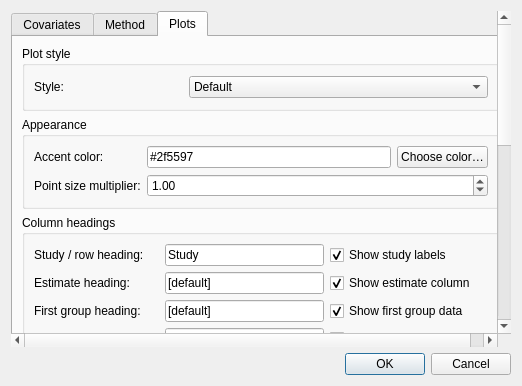
This is src/rc_metastudio/forms/analysis_setup_dialog.ui in AliSalman-et-al/rc-metastudio as Qt 5 draws it before an edit. The edited form follows.
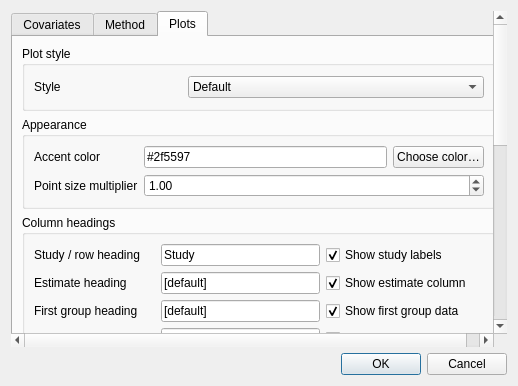
This is the edited form. The open tabs and pages were chosen to show the change. Icons and pictures are not drawn. Custom widgets are drawn as their Qt base class.

What changed in the file:
```diff
--- a/src/rc_metastudio/forms/analysis_setup_dialog.ui
+++ b/src/rc_metastudio/forms/analysis_setup_dialog.ui
@@ -75,7 +75,7 @@
          <item row="0" column="0">
           <widget class="QLabel" name="method_lbl">
            <property name="text">
-            <string>Analysis method:</string>
+            <string>Analysis method</string>
            </property>
            <property name="alignment">
             <set>Qt::AlignCenter</set>
@@ -139,7 +139,7 @@
           <item row="0" column="0">
            <widget class="QLabel" name="style_label">
             <property name="text">
-             <string>Style:</string>
+             <string>Style</string>
             </property>
            </widget>
           </item>
@@ -174,7 +174,7 @@
           <item row="0" column="0">
           <widget class="QLabel" name="accent_label">
             <property name="text">
-            <string>Accent color:</string>
+            <string>Accent color</string>
            </property>
            <property name="buddy"><cstring>accent_color</cstring></property>
            </widget>
@@ -199,7 +199,7 @@
           <item row="1" column="0">
            <widget class="QLabel" name="point_size_label">
             <property name="text">
-             <string>Point size multiplier:</string>
+             <string>Point size multiplier</string>
             </property>
            </widget>
           </item>
@@ -239,7 +239,7 @@
                <string>Text for column title that appears on forest plot</string>
               </property>
               <property name="text">
-               <string>Study / row heading:</string>
+               <string>Study / row heading</string>
               </property>
              </widget>
             </item>
@@ -266,7 +266,7 @@
                <string>Text for column title that appears on forest plot</string>
               </property>
               <property name="text">
-               <string>Estimate heading:</string>
+               <string>Estimate heading</string>
               </property>
              </widget>
             </item>
@@ -293,7 +293,7 @@
                <string>Text for column title that appears on forest plot</string>
               </property>
               <property name="text">
-               <string>First group heading:</string>
+               <string>First group heading</string>
               </property>
              </widget>
             </item>
@@ -320,7 +320,7 @@
                <string>Text for column title that appears on forest plot</string>
               </property>
               <property name="text">
-               <string>Second group heading:</string>
+               <string>Second group heading</string>
               </property>
              </widget>
             </item>
@@ -365,7 +365,7 @@
           <item row="1" column="0">
            <widget class="QLabel" name="headers_label">
             <property name="text">
-             <string>Show headers:</string>
+             <string>Show headers</string>
             </property>
            </widget>
           </item>
@@ -397,7 +397,7 @@
          <item row="0" column="0">
           <widget class="QLabel" name="label_7">
            <property name="text">
-            <string>X-axis label:</string>
+            <string>X-axis label</string>
            </property>
           </widget>
          </item>
@@ -411,7 +411,7 @@
          <item row="4" column="0">
           <widget class="QLabel" name="label_8">
            <property name="text">
-            <string>X-axis ticks:</string>
+            <string>X-axis ticks</string>
            </property>
           </widget>
          </item>
@@ -453,7 +453,7 @@
          <item row="5" column="0">
           <widget class="QLabel" name="label_11">
            <property name="text">
-            <string>Show summary line:</string>
+            <string>Show summary line</string>
            </property>
           </widget>
          </item>
@@ -485,7 +485,7 @@
          <item>
           <widget class="QLabel" name="label_3">
            <property name="text">
-            <string>Save image to:</string>
+            <string>Save image to</string>
            </property>
            <property name="buddy"><cstring>image_path</cstring></property>
           </widget>
```
